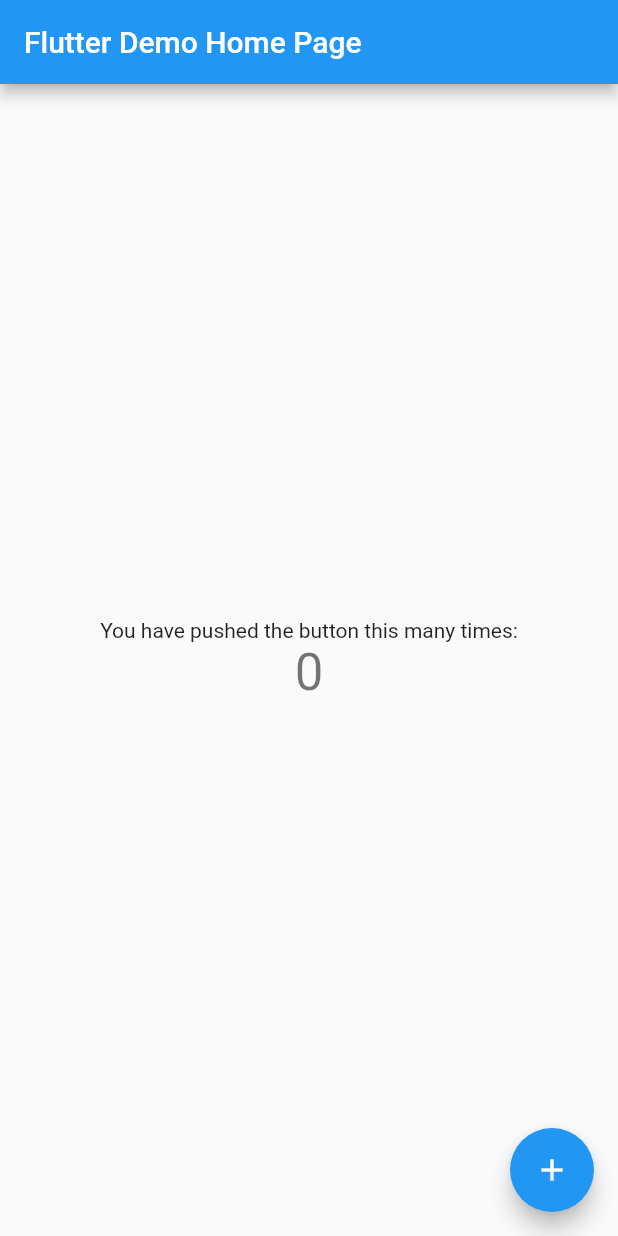
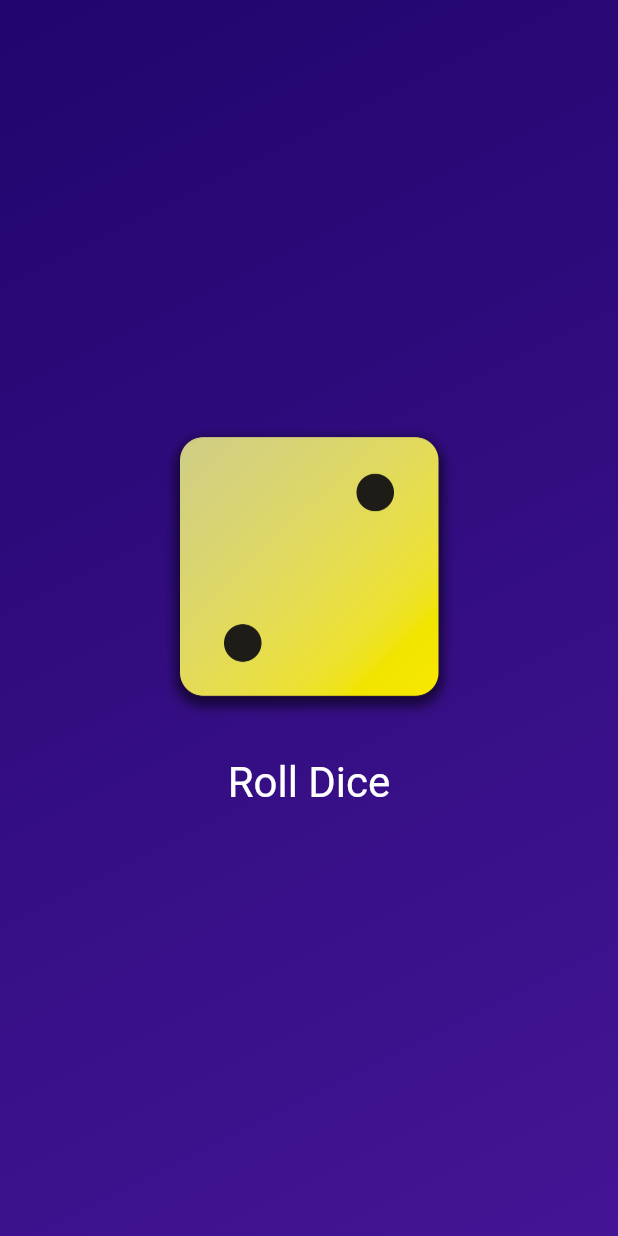
Before and after one commit to mnengineer/roll_dice_app, a Flutter app: the screen it shows after launch, on a phone screen of 412 x 824 dp. Run offline on Flutter 3.47's test engine with Material 2 defaults, Android fonts, the phone set to English and light mode, and no system bars.

Commit message:
feat: ロールダイスアプリUI実装

```diff
--- /dev/null
+++ b/lib/gradient_container.dart
@@ -0,0 +1,79 @@
+import 'package:flutter/material.dart';
+
+const startAlignment = Alignment.topLeft;
+const endAlignment = Alignment.bottomRight;
+
+class GradientContainer extends StatelessWidget {
+  const GradientContainer(this.color1, this.color2, {super.key});
+
+  const GradientContainer.purple({super.key})
+      : color1 = Colors.deepPurple,
+        color2 = Colors.indigo;
+
+  final Color color1;
+  final Color color2;
+
+  void rollDice() {
+    // ...
+  }
+
+  @override
+  Widget build(context) {
+    return Container(
+      decoration: BoxDecoration(
+        gradient: LinearGradient(
+          colors: [color1, color2],
+          begin: startAlignment,
+          end: endAlignment,
+        ),
+      ),
+      child: Center(
+        child: Column(
+          mainAxisSize: MainAxisSize.min,
+          children: [
+            Image.asset(
+              'assets/images/dice-2.png',
+              width: 200,
+            ),
+            const SizedBox(height: 20),
+            TextButton(
+              onPressed: rollDice,
+              style: TextButton.styleFrom(
+                // padding: const EdgeInsets.only(
+                //   top: 20,
+                // ),
+                foregroundColor: Colors.white,
+                textStyle: const TextStyle(
+                  fontSize: 28,
+                ),
+              ),
+              child: const Text('Roll Dice'),
+            )
+          ],
+        ),
+      ),
+    );
+  }
+}
+
+// class GradientContainer extends StatelessWidget {
+//   const GradientContainer({super.key, required this.colors});
+
+//   final List<Color> colors;
+
+//   @override
+//   Widget build(context) {
+//     return Container(
+//       decoration: BoxDecoration(
+//         gradient: LinearGradient(
+//           colors: colors,
+//           begin: startAlignment,
+//           end: endAlignment,
+//         ),
+//       ),
+//       child: const Center(
+//         child: StyledText('Hello World!'),
+//       ),
+//     );
+//   }
+// }
--- a/lib/main.dart
+++ b/lib/main.dart
@@ -1,115 +1,16 @@
 import 'package:flutter/material.dart';
 
+import 'package:roll_dice_app/gradient_container.dart';
+
 void main() {
-  runApp(const MyApp());
-}
-
-class MyApp extends StatelessWidget {
-  const MyApp({super.key});
-
-  // This widget is the root of your application.
-  @override
-  Widget build(BuildContext context) {
-    return MaterialApp(
-      title: 'Flutter Demo',
-      theme: ThemeData(
-        // This is the theme of your application.
-        //
-        // Try running your application with "flutter run". You'll see the
-        // application has a blue toolbar. Then, without quitting the app, try
-        // changing the primarySwatch below to Colors.green and then invoke
-        // "hot reload" (press "r" in the console where you ran "flutter run",
-        // or simply save your changes to "hot reload" in a Flutter IDE).
-        // Notice that the counter didn't reset back to zero; the application
-        // is not restarted.
-        primarySwatch: Colors.blue,
-      ),
-      home: const MyHomePage(title: 'Flutter Demo Home Page'),
-    );
-  }
-}
-
-class MyHomePage extends StatefulWidget {
-  const MyHomePage({super.key, required this.title});
-
-  // This widget is the home page of your application. It is stateful, meaning
-  // that it has a State object (defined below) that contains fields that affect
-  // how it looks.
-
-  // This class is the configuration for the state. It holds the values (in this
-  // case the title) provided by the parent (in this case the App widget) and
-  // used by the build method of the State. Fields in a Widget subclass are
-  // always marked "final".
-
-  final String title;
-
-  @override
-  State<MyHomePage> createState() => _MyHomePageState();
-}
-
-class _MyHomePageState extends State<MyHomePage> {
-  int _counter = 0;
-
-  void _incrementCounter() {
-    setState(() {
-      // This call to setState tells the Flutter framework that something has
-      // changed in this State, which causes it to rerun the build method below
-      // so that the display can reflect the updated values. If we changed
-      // _counter without calling setState(), then the build method would not be
-      // called again, and so nothing would appear to happen.
-      _counter++;
-    });
-  }
-
-  @override
-  Widget build(BuildContext context) {
-    // This method is rerun every time setState is called, for instance as done
-    // by the _incrementCounter method above.
-    //
-    // The Flutter framework has been optimized to make rerunning build methods
-    // fast, so that you can just rebuild anything that needs updating rather
-    // than having to individually change instances of widgets.
-    return Scaffold(
-      appBar: AppBar(
-        // Here we take the value from the MyHomePage object that was created by
-        // the App.build method, and use it to set our appbar title.
-        title: Text(widget.title),
-      ),
-      body: Center(
-        // Center is a layout widget. It takes a single child and positions it
-        // in the middle of the parent.
-        child: Column(
-          // Column is also a layout widget. It takes a list of children and
-          // arranges them vertically. By default, it sizes itself to fit its
-          // children horizontally, and tries to be as tall as its parent.
-          //
-          // Invoke "debug painting" (press "p" in the console, choose the
-          // "Toggle Debug Paint" action from the Flutter Inspector in Android
-          // Studio, or the "Toggle Debug Paint" command in Visual Studio Code)
-          // to see the wireframe for each widget.
-          //
-          // Column has various properties to control how it sizes itself and
-          // how it positions its children. Here we use mainAxisAlignment to
-          // center the children vertically; the main axis here is the vertical
-          // axis because Columns are vertical (the cross axis would be
-          // horizontal).
-          mainAxisAlignment: MainAxisAlignment.center,
-          children: <Widget>[
-            const Text(
-              'You have pushed the button this many times:',
-            ),
-            Text(
-              '$_counter',
-              style: Theme.of(context).textTheme.headlineMedium,
-            ),
-          ],
+  runApp(
+    const MaterialApp(
+      home: Scaffold(
+        body: GradientContainer(
+          Color.fromARGB(255, 33, 5, 109),
+          Color.fromARGB(255, 68, 21, 149),
         ),
       ),
-      floatingActionButton: FloatingActionButton(
-        onPressed: _incrementCounter,
-        tooltip: 'Increment',
-        child: const Icon(Icons.add),
-      ), // This trailing comma makes auto-formatting nicer for build methods.
-    );
-  }
+    ),
+  );
 }
--- /dev/null
+++ b/lib/styled_text.dart
@@ -0,0 +1,18 @@
+import 'package:flutter/material.dart';
+
+class StyledText extends StatelessWidget {
+  const StyledText(this.text, {super.key});
+
+  final String text;
+
+  @override
+  Widget build(context) {
+    return Text(
+      text,
+      style: const TextStyle(
+        color: Colors.white,
+        fontSize: 28,
+      ),
+    );
+  }
+}
--- /dev/null
+++ b/lib/variables.dart
@@ -0,0 +1 @@
+void main() {}
```
Also changed, not shown: pubspec.yaml (+7 -3 lines), assets/images/dice-1.png (added), assets/images/dice-2.png (added), assets/images/dice-3.png (added), assets/images/dice-4.png (added), assets/images/dice-5.png (added), assets/images/dice-6.png (added), 1 other file.
